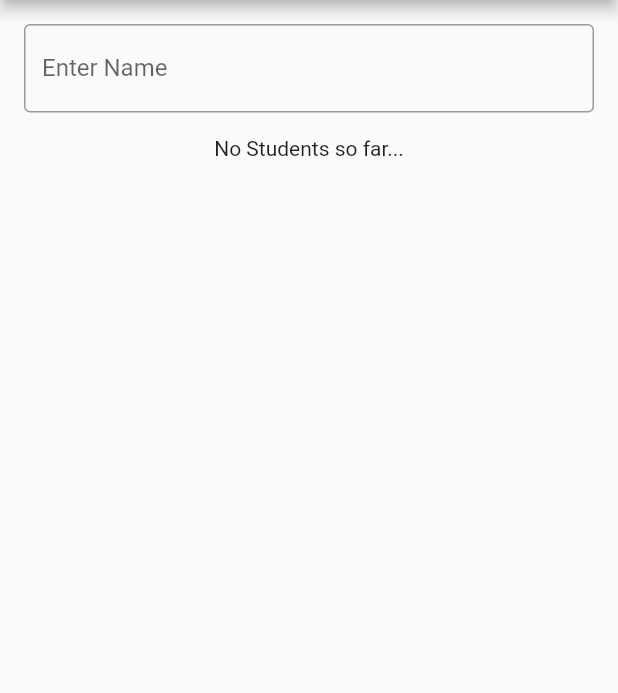
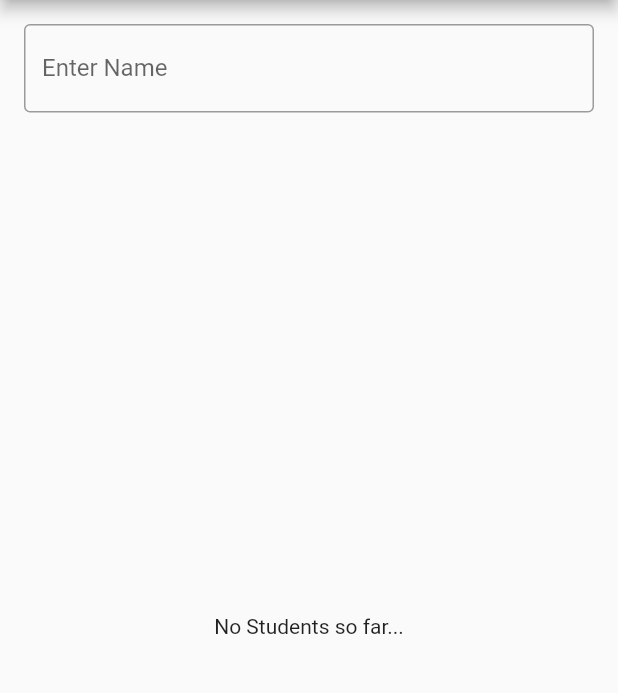
Before and after one commit to Muhammed-Aslam-n/NoteIt, a Flutter app: the SearchStudent screen opened by its route, on a phone screen of 412 x 824 dp, the part 120-813 px from its top. Run offline on Flutter 3.47's test engine with Material 2 defaults, Android fonts, the phone set to English and light mode, and no system bars; our stand-ins replace carousel_slider, double_back_to_close_app, flutter_slidable, get, hive, hive_flutter; missing offline and left inert: wc_form_validators; accounts and stored records are empty; Roboto replaces fonts that are missing (DancingScript).

Commit message:
Third Commit - Functionality Completed only UI Modifications  needed

```diff
--- a/lib/controller/controller.dart
+++ b/lib/controller/controller.dart
@@ -41,9 +41,10 @@ class NoteItController extends GetxController{
     studentRoll.clear();
     studentMobile.clear();
   }
-  searchStudent(keyword){
+  ValueNotifier<List<NoteIt>?> searchResultList = ValueNotifier(<NoteIt>[]);
+  searchStudent({keyword = 'notSearched'}){
     debugPrint("Search keyWord $keyword");
-    keyword != null && keyword != ''?searchResult = studentBox?.values
+    keyword != null && keyword != 'notSearched'?searchResultList.value = studentBox?.values
         .where((item) => item.studentName!.toLowerCase().contains(keyword??''))
         .toList():[];
   }
--- a/lib/screens/search/search_student.dart
+++ b/lib/screens/search/search_student.dart
@@ -26,23 +26,26 @@ class SearchStudent extends StatelessWidget {
                   decoration: const InputDecoration(
                       border: OutlineInputBorder(), labelText: 'Enter Name'),
                   onChanged: (value) {
-                    noteItController.searchStudent(value);
+                    noteItController.searchStudent(keyword: value);
                   },
                 ),
               ),
               Expanded(
                 child: ValueListenableBuilder(
-                  valueListenable: noteItController.studentBox!.listenable(),
+                  valueListenable: noteItController.searchResultList,
                   builder: (context, noteItC, _) {
                     if (noteItController.studentBox!.isEmpty) {
-                      return Column(
-                        children: const [
-                          Text("No Students so far..."),
-                        ],
+                      return const Center(
+                        child: Text("No Students so far...")
                       );
                     } else {
+                      if(noteItController.searchResultList.value!.isEmpty){
+                        return const Center(
+                            child: Text("No Students found")
+                        );
+                      }
                       return ListView.separated(
-                        itemCount: noteItController.searchResult!.length,
+                        itemCount: noteItController.searchResultList.value!.length,
                         itemBuilder: (context, index) {
                           return Padding(
                             padding: const EdgeInsets.symmetric(horizontal: 10),
@@ -50,11 +53,11 @@ class SearchStudent extends StatelessWidget {
                               tileColor: Colors.grey.shade400,
                               title: Text(
                                 noteItController
-                                        .searchResult![index].studentName ??
+                                        .searchResultList.value![index].studentName ??
                                     'void',
                               ),
-                              subtitle: Text(noteItController
-                                      .searchResult![index].rollNumber ??
+                              subtitle: Text(noteItController.
+                                  searchResultList.value![index].rollNumber ??
                                   'void'),
                             ),
                           );
```
